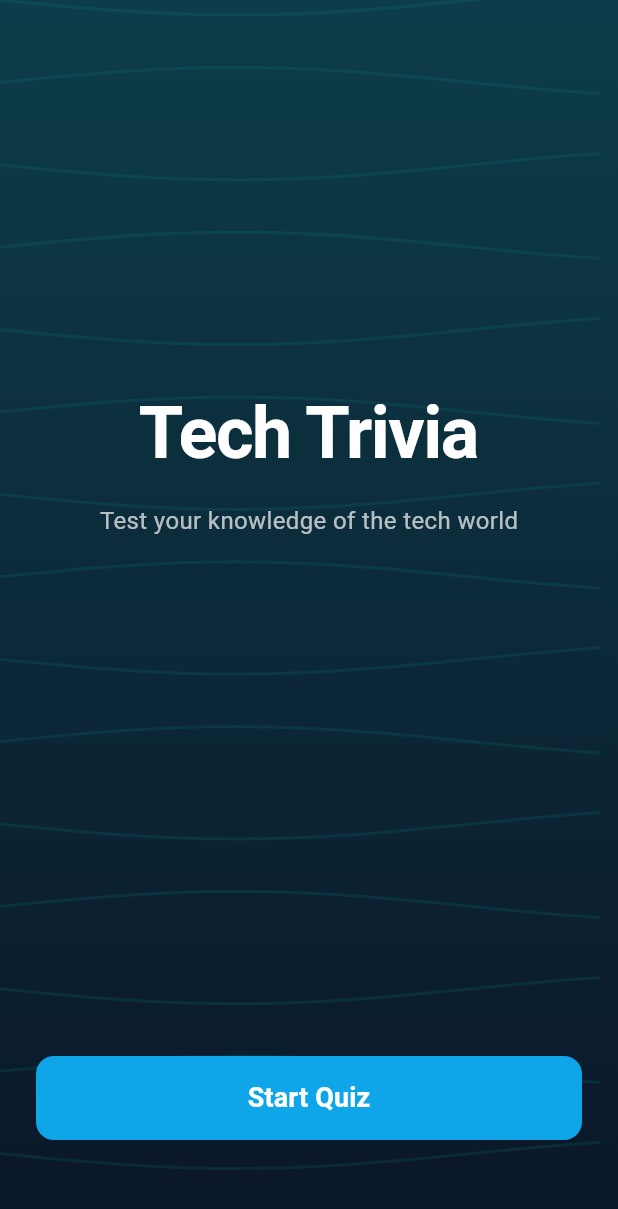
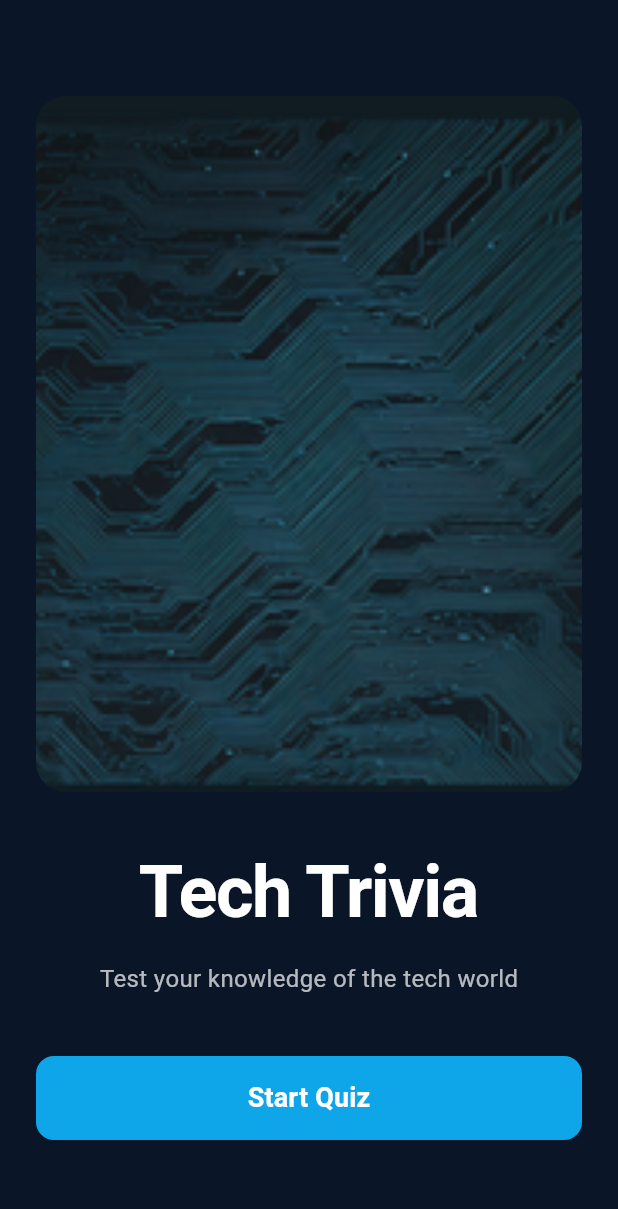
Before and after one commit to Alexa-dev-ops/HNG-Trivia-App, a Flutter app: the screen it shows after launch, on a phone screen of 412 x 824 dp. Shown: the top 1209 px of the screen. Run offline on Flutter 3.47's test engine with Material 3 defaults, Android fonts, the phone set to English and light mode, and no system bars.

Commit message:
Welcome screen modified to use Image asset

```diff
--- a/lib/screens/welcome_screen.dart
+++ b/lib/screens/welcome_screen.dart
@@ -1,6 +1,5 @@
 // ignore_for_file: deprecated_member_use
 import 'package:flutter/material.dart';
-import 'dart:math'; // ✅ Added for sin() function
 import '../screens/quiz_screen.dart';
 import '../constants/app_colors.dart';
 
@@ -11,29 +10,54 @@ class WelcomeScreen extends StatelessWidget {
   Widget build(BuildContext context) {
     return Scaffold(
       backgroundColor: AppColors.background,
-      body: Stack(
-        children: [
-          // Topographic pattern background
-          Positioned.fill(
-            child: Container(
-              decoration: BoxDecoration(
-                gradient: LinearGradient(
-                  begin: Alignment.topCenter,
-                  end: Alignment.bottomCenter,
-                  colors: [const Color(0xFF0D3D4A), AppColors.background],
-                ),
-              ),
-              child: CustomPaint(painter: TopographicPatternPainter()),
-            ),
-          ),
-          SafeArea(
+      body: SafeArea(
         child: Padding(
           padding: const EdgeInsets.all(24.0),
           child: Column(
+            // Use mainAxisAlignment to distribute remaining space
             mainAxisAlignment: MainAxisAlignment.center,
             children: [
-                  const Spacer(flex: 2),
+              const SizedBox(height: 40), // Top padding
+              // Image Container - USE Expanded to prevent overflow
+              Expanded(
+                // <-- CHANGE 1: Use Expanded instead of a fixed height
+                child: Container(
+                  width: double.infinity,
+                  // height: 400, // <-- REMOVE fixed height
+                  decoration: BoxDecoration(
+                    borderRadius: BorderRadius.circular(20),
+                  ),
+                  child: ClipRRect(
+                    borderRadius: BorderRadius.circular(20),
+                    child: Image.asset(
+                      'assets/images/splash.png', // Change this to your image path
+                      fit: BoxFit.cover,
+                      errorBuilder: (context, error, stackTrace) {
+                        // Fallback if image not found (similar to the image you shared)
+                        return Container(
+                          decoration: const BoxDecoration(
+                            gradient: LinearGradient(
+                              begin: Alignment.topLeft,
+                              end: Alignment.bottomRight,
+                              colors: [Color(0xFF0C4A6E), Color(0xFF082F49)],
+                            ),
+                          ),
+                          child: const Center(
+                            child: Icon(
+                              Icons.image,
+                              size: 64,
+                              color: Colors.white24,
+                            ),
+                          ),
+                        );
+                      },
+                    ),
+                  ),
+                ),
+              ),
 
+              // const Spacer(), // <-- REMOVE one Spacer
+              const SizedBox(height: 32), // Space between image and title
               // Title
               const Text(
                 'Tech Trivia',
@@ -45,6 +69,8 @@ class WelcomeScreen extends StatelessWidget {
                 ),
               ),
               const SizedBox(height: 12),
+
+              // Subtitle
               Text(
                 'Test your knowledge of the tech world',
                 style: TextStyle(
@@ -53,8 +79,7 @@ class WelcomeScreen extends StatelessWidget {
                 ),
               ),
 
-                  const Spacer(flex: 3),
-
+              const SizedBox(height: 40), // Space above button
               // Start Quiz Button
               SizedBox(
                 width: double.infinity,
@@ -78,50 +103,15 @@ class WelcomeScreen extends StatelessWidget {
                   ),
                   child: const Text(
                     'Start Quiz',
-                        style: TextStyle(
-                          fontSize: 18,
-                          fontWeight: FontWeight.w600,
+                    style: TextStyle(fontSize: 18, fontWeight: FontWeight.w600),
                   ),
                 ),
               ),
-                  ),
-                  const SizedBox(height: 40),
+              const SizedBox(height: 40), // Bottom padding
             ],
           ),
         ),
       ),
-        ],
-      ),
     );
   }
 }
-
-// Topographic Pattern Painter
-class TopographicPatternPainter extends CustomPainter {
-  @override
-  void paint(Canvas canvas, Size size) {
-    final paint =
-        Paint()
-          ..color = const Color(0xFF0D9488).withOpacity(0.15)
-          ..strokeWidth = 2
-          ..style = PaintingStyle.stroke;
-
-    // Draw wavy topographic lines
-    for (int i = 0; i < 15; i++) {
-      final path = Path();
-      final yOffset = size.height * (i / 15);
-      path.moveTo(0, yOffset);
-
-      for (double x = 0; x <= size.width; x += 20) {
-        // ✅ Correct use of sin() function
-        final y = yOffset + (i % 2 == 0 ? 10 : -10) * sin(x / 100);
-        path.lineTo(x, y);
-      }
-
-      canvas.drawPath(path, paint);
-    }
-  }
-
-  @override
-  bool shouldRepaint(covariant CustomPainter oldDelegate) => false;
-}
```
Lines whose indentation alone changed are shown as unchanged.
